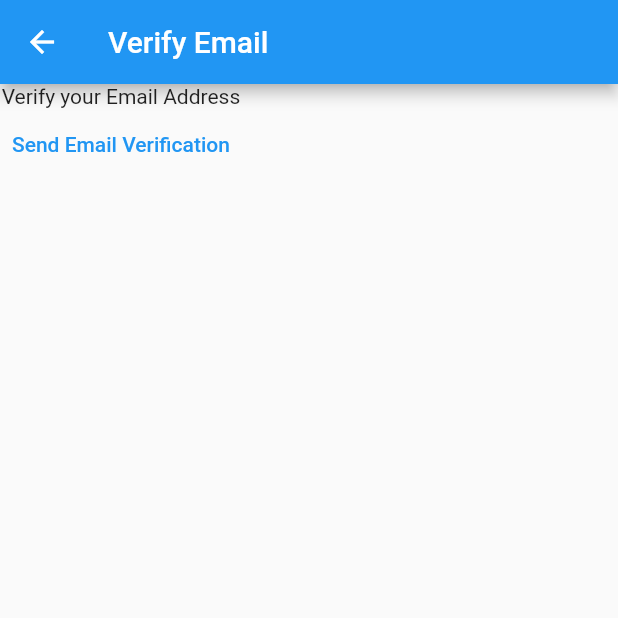
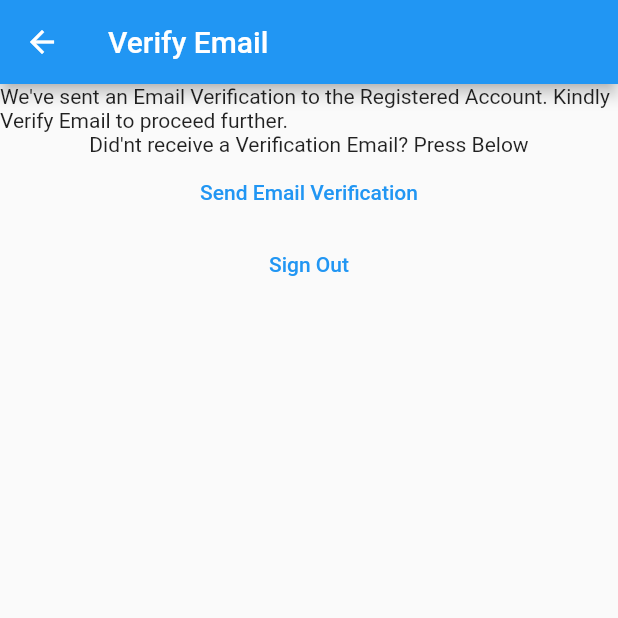
Before and after one commit to mani1911/Notes-App, a Flutter app: the VerifyEmailView screen opened directly, on a phone screen of 412 x 824 dp, the top half of it. Run offline on Flutter 3.47's test engine with Material 2 defaults, Android fonts, the phone set to English and light mode, and no system bars; our stand-ins replace firebase_auth, firebase_core; accounts and stored records are empty.

Commit message:
feat(App): Add Verify Email Route

```diff
--- a/lib/constants/routes.dart
+++ b/lib/constants/routes.dart
@@ -3,3 +3,5 @@ const loginRoute = '/login/';
 const registerRoute = '/register/';
 
 const notesRoute = '/notes/';
+
+const verifyEmailRoute = '/verify-email/';
--- a/lib/main.dart
+++ b/lib/main.dart
@@ -20,6 +20,7 @@ void main() {
         loginRoute: (context) => const LoginView(),
         registerRoute: (context) => const RegisterView(),
         notesRoute: (context) => const NotesView(),
+        verifyEmailRoute: (context) => const VerifyEmailView(),
       }));
 }
 
--- a/lib/views/verify_email_view.dart
+++ b/lib/views/verify_email_view.dart
@@ -1,5 +1,6 @@
 import 'package:firebase_auth/firebase_auth.dart';
 import 'package:flutter/material.dart';
+import 'package:learndart/constants/routes.dart';
 
 class VerifyEmailView extends StatefulWidget {
   const VerifyEmailView({super.key});
@@ -15,7 +16,9 @@ class _VerifyEmailViewState extends State<VerifyEmailView> {
       appBar: AppBar(title: const Text('Verify Email')),
       body: Column(
         children: [
-          const Text('Verify your Email Address'),
+          const Text(
+              'We\'ve sent an Email Verification to the Registered Account. Kindly Verify Email to proceed further.'),
+          const Text('Did\'nt receive a Verification Email? Press Below'),
           TextButton(
             onPressed: () async {
               final user = FirebaseAuth.instance.currentUser;
@@ -23,6 +26,16 @@ class _VerifyEmailViewState extends State<VerifyEmailView> {
               await user?.sendEmailVerification();
             },
             child: const Text('Send Email Verification'),
+          ),
+          TextButton(
+            onPressed: () async {
+              await FirebaseAuth.instance.signOut();
+              Navigator.of(context).pushNamedAndRemoveUntil(
+                registerRoute,
+                (route) => false,
+              );
+            },
+            child: const Text('Sign Out'),
           )
         ],
       ),
```
Also changed, not shown: lib/views/register_view.dart (+31 -5 lines).
